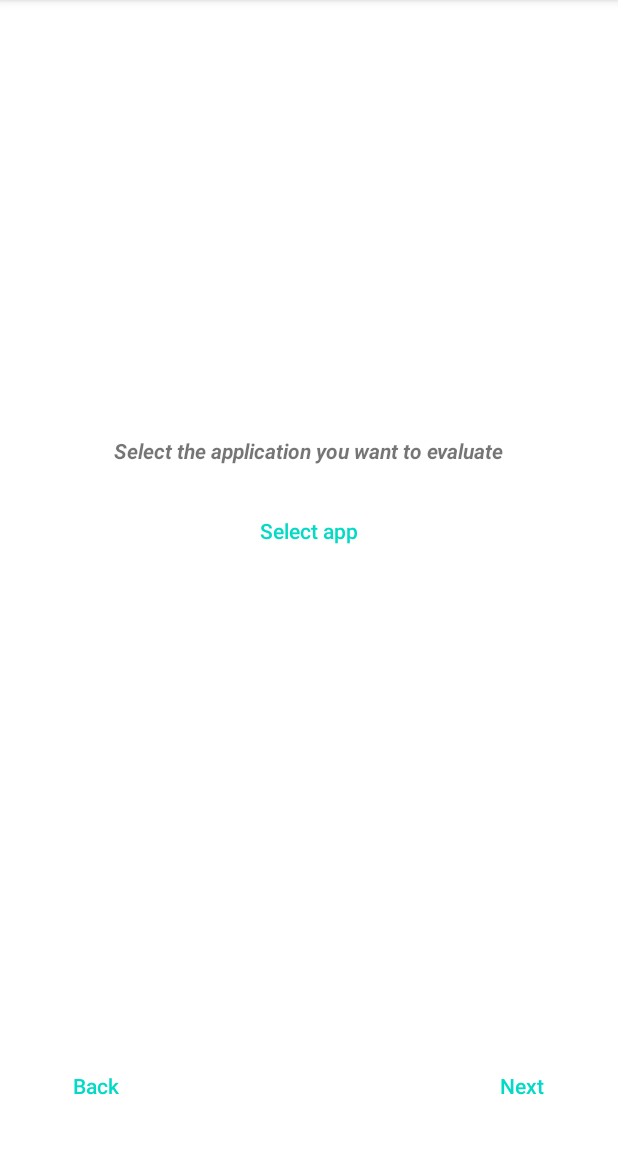
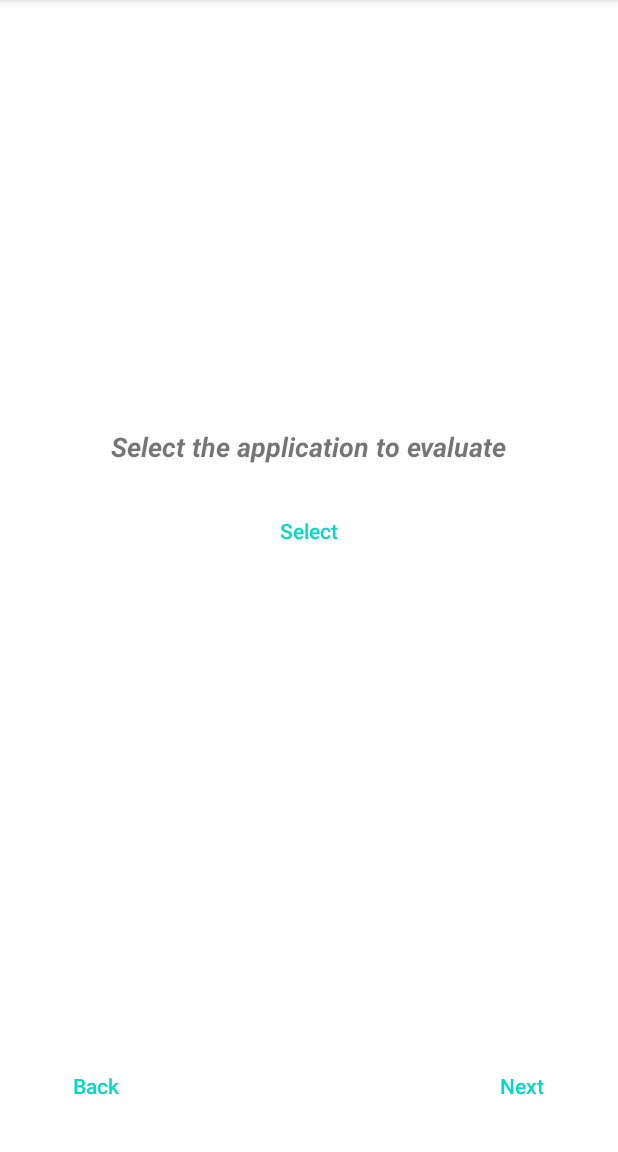
Before and after one commit to jonathanklee/Sapio, an Android app: the fragment ChooseAppFragment shown on its own in the app's theme, on a phone screen of 412 x 824 dp, the part 84-1236 px from its top. Run offline under Robolectric (Android 15) with nearby library versions, the phone set to English and light mode, and no system bars; our stand-ins replace Dagger/Hilt's generated code.

Commit message:
Improve text sizes for better design

```diff
--- a/app/src/main/res/layout/fragment_choose_app.xml
+++ b/app/src/main/res/layout/fragment_choose_app.xml
@@ -9,6 +9,7 @@
 
     <TextView
         android:id="@+id/selectAppName"
+        android:textSize="18sp"
         android:layout_width="wrap_content"
         android:layout_height="wrap_content"
         android:layout_margin="20dp"
--- a/app/src/main/res/layout/fragment_evaluate.xml
+++ b/app/src/main/res/layout/fragment_evaluate.xml
@@ -8,6 +8,7 @@
 
     <TextView
         android:id="@+id/noteApplication"
+        android:textSize="18sp"
         android:layout_width="wrap_content"
         android:layout_height="wrap_content"
         android:layout_marginBottom="30dp"
@@ -19,6 +20,7 @@
 
     <TextView
         android:id="@+id/configurationDetected"
+        android:textSize="18sp"
         android:layout_width="wrap_content"
         android:layout_height="wrap_content"
         android:layout_marginBottom="30dp"
--- a/app/src/main/res/layout/fragment_success.xml
+++ b/app/src/main/res/layout/fragment_success.xml
@@ -20,6 +20,8 @@
 
     <TextView
         android:id="@+id/appEvaluatedText"
+        android:textSize="18sp"
+        android:textStyle="bold|italic"
         android:layout_width="match_parent"
         android:layout_height="wrap_content"
         android:gravity="center"
--- a/app/src/main/res/values/strings.xml
+++ b/app/src/main/res/values/strings.xml
@@ -19,8 +19,8 @@
     <string name="warning_desc">You are about to evaluate an Android application regarding its behavior on a bare Android Open Source Project (AOSP) device. Your device must not have the official Google Play Services installed.\n\nIf the device is running microG, please make sure that the application was tested with SafetyNet disabled in microG settings.\n\nSapio will detect automatically if microG is installed on your device.\n\nIf the Proceed button is disabled, it is probably because your phone is a Google Certified phone or that SafetyNet is still activated in your microG settings.</string>
 
     <string name="proceed">Proceed</string>
-    <string name="choose_app">Select app</string>
-    <string name="select_application_text">Select the application you want to evaluate</string>
+    <string name="choose_app">Select</string>
+    <string name="select_application_text">Select the application to evaluate</string>
     <string name="note_application_text">You can now evaluate the application</string>
     <string name="safety_net_result"></string>
     <string name="microg_label">\ microG\ </string>
```
